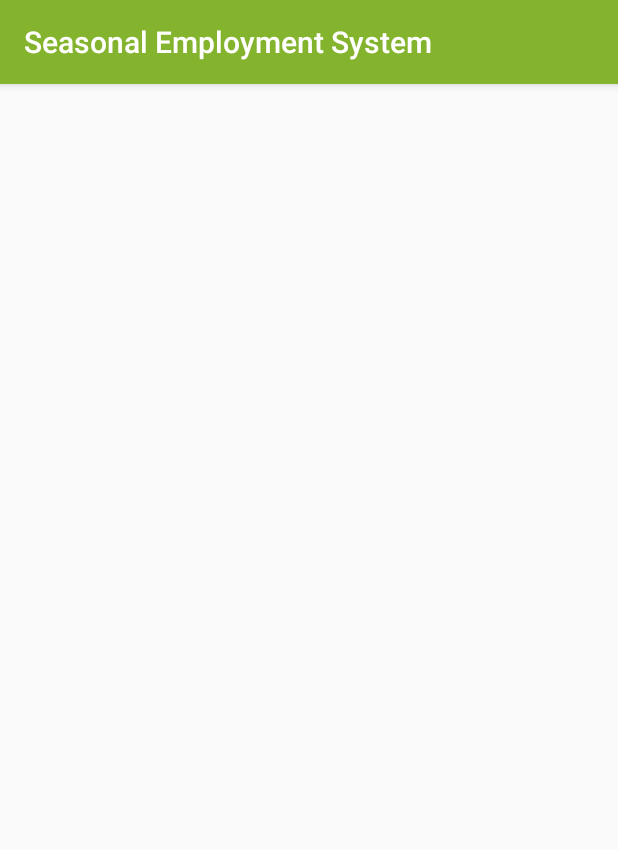
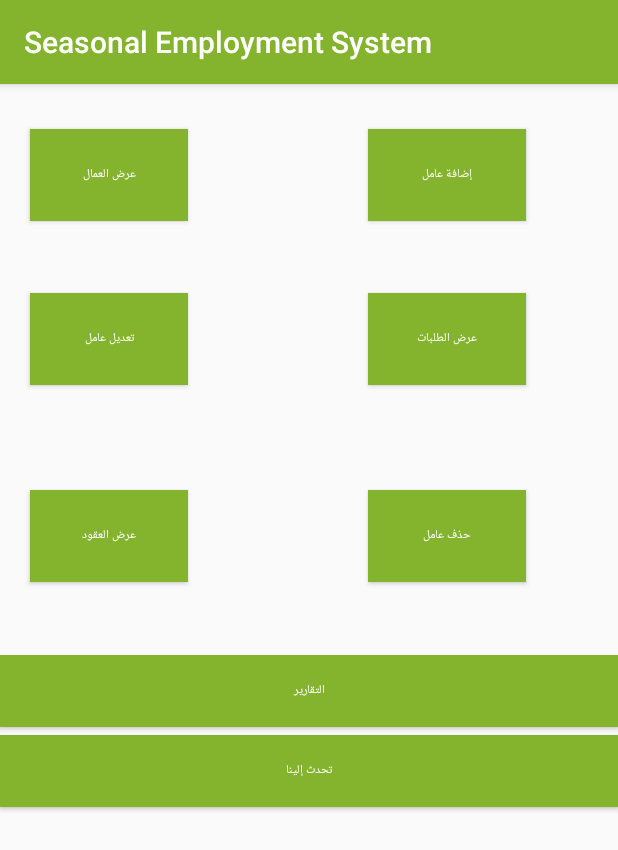
Before and after one commit to azizmeiman/MyApplication, an Android app: the WorkerPosterMain screen opened directly, with no data from a screen before it, on a phone screen of 412 x 824 dp. Shown: the top 850 px of the screen. Run offline under Robolectric (Android 15) with nearby library versions, the phone set to English and light mode, and no system bars.

Commit message:
Some Poster Pages

```diff
--- a/app/src/main/AndroidManifest.xml
+++ b/app/src/main/AndroidManifest.xml
@@ -22,7 +22,8 @@
         <activity android:name=".PosterRegisaration" />
         <activity android:name=".Login" />
         <activity android:name=".ActivityTestForLoginLogout" />
-        <activity android:name=".WorkerPosterMain"></activity>
+        <activity android:name=".WorkerPosterMain" />
+        <activity android:name=".addworker"></activity>
     </application>
 
 </manifest>
--- a/app/src/main/java/com/example/abdulaziz/myapplication/WorkerPosterMain.java
+++ b/app/src/main/java/com/example/abdulaziz/myapplication/WorkerPosterMain.java
@@ -1,7 +1,11 @@
 package com.example.abdulaziz.myapplication;
 
+import android.content.Intent;
 import android.support.v7.app.AppCompatActivity;
 import android.os.Bundle;
+import android.view.View;
+import android.widget.Button;
+import android.widget.ImageButton;
 
 public class WorkerPosterMain extends AppCompatActivity {
 
@@ -9,5 +13,29 @@ public class WorkerPosterMain extends AppCompatActivity {
     protected void onCreate(Bundle savedInstanceState) {
         super.onCreate(savedInstanceState);
         setContentView(R.layout.activity_worker_poster_main);
+
+        final Button ViewWorkerButton = (Button) findViewById(R.id.ViewWorkerBut);
+        final Button AddWorkerButton = (Button) findViewById(R.id.AddWorkerBut);
+        final Button EditWorkerButton = (Button) findViewById(R.id.EditWorkerBut);
+        final Button ViewRequestButton = (Button) findViewById(R.id.ViewRequestBut);
+        final Button ViewContractButton = (Button) findViewById(R.id.ViewContractBut);
+        final Button DeleteWorkerButton = (Button) findViewById(R.id.DeleteWorkerBut);
+        final Button ReportsButton = (Button) findViewById(R.id.ReportsBut);
+        final Button ChatwithAdminButton = (Button) findViewById(R.id.ChatwithAdminBut);
+
+        AddWorkerButton.setOnClickListener(new View.OnClickListener() {
+            @Override
+            public void onClick(View v) {
+                Intent intent = new Intent(WorkerPosterMain.this, addworker.class );
+                startActivity(intent);
+            }
+        });
+
+
+
+
+
+
+
     }
 }
--- a/app/src/main/res/layout/activity_worker_poster_main.xml
+++ b/app/src/main/res/layout/activity_worker_poster_main.xml
@@ -8,4 +8,133 @@
     android:layout_height="match_parent"
     tools:context=".WorkerPosterMain">
 
+
+    <LinearLayout
+        android:layout_width="match_parent"
+        android:layout_height="match_parent"
+        android:orientation="vertical">
+
+        <LinearLayout
+            android:id="@+id/linearLayout"
+            android:layout_width="385dp"
+            android:layout_height="109dp">
+
+            <Button
+                android:id="@+id/ViewWorkerBut"
+                android:layout_width="105dp"
+                android:layout_height="61dp"
+                android:layout_marginLeft="20dp"
+                android:layout_marginTop="30dp"
+                android:background="@color/colorPrimary"
+                android:text="عرض العمال"
+                android:textColor="@color/common_google_signin_btn_text_dark_pressed"
+                android:textSize="@dimen/fab_margin" />
+
+            <Button
+                android:id="@+id/AddWorkerBut"
+                android:layout_width="105dp"
+                android:layout_height="61dp"
+                android:layout_marginLeft="120dp"
+                android:layout_marginTop="30dp"
+                android:background="@color/colorPrimary"
+                android:text="إضافة عامل"
+                android:textColor="@color/common_google_signin_btn_text_dark_pressed"
+                android:textSize="@dimen/fab_margin" />
+        </LinearLayout>
+
+        <LinearLayout
+            android:layout_width="387dp"
+            android:layout_height="151dp"
+            android:orientation="horizontal"
+            tools:layout_editor_absoluteX="1dp"
+            tools:layout_editor_absoluteY="120dp">
+
+            <Button
+                android:id="@+id/EditWorkerBut"
+                android:layout_width="105dp"
+                android:layout_height="61dp"
+                android:layout_marginLeft="20dp"
+                android:layout_marginTop="30dp"
+                android:background="@color/colorPrimary"
+                android:text="تعديل عامل"
+                android:textColor="@color/common_google_signin_btn_text_dark_pressed"
+                android:textSize="@dimen/fab_margin"
+                tools:layout_editor_absoluteX="256dp"
+                tools:layout_editor_absoluteY="160dp" />
+
+            <Button
+                android:id="@+id/ViewRequestBut"
+                android:layout_width="105dp"
+                android:layout_height="61dp"
+                android:layout_marginLeft="120dp"
+                android:layout_marginTop="30dp"
+                android:background="@color/colorPrimary"
+                android:text="عرض الطلبات"
+                android:textColor="@color/common_google_signin_btn_text_dark_pressed"
+                android:textSize="@dimen/fab_margin"
+                tools:layout_editor_absoluteX="27dp"
+                tools:layout_editor_absoluteY="160dp" />
+        </LinearLayout>
+
+        <LinearLayout
+            android:layout_width="393dp"
+            android:layout_height="120dp"
+            android:orientation="horizontal"
+            tools:layout_editor_absoluteX="-9dp">
+
+            <Button
+                android:id="@+id/ViewContractBut"
+                android:layout_width="105dp"
+                android:layout_height="61dp"
+                android:layout_marginLeft="20dp"
+                android:layout_marginTop="10dp"
+                android:background="@color/colorPrimary"
+                android:text="عرض العقود"
+                android:textColor="@color/common_google_signin_btn_text_dark_pressed"
+                android:textSize="@dimen/fab_margin"
+                tools:layout_editor_absoluteX="27dp"
+                tools:layout_editor_absoluteY="61dp" />
+
+            <Button
+                android:id="@+id/DeleteWorkerBut"
+                android:layout_width="105dp"
+                android:layout_height="61dp"
+                android:layout_marginLeft="120dp"
+                android:layout_marginTop="10dp"
+                android:layout_marginRight="0dp"
+                android:background="@color/colorPrimary"
+                android:text="حذف عامل"
+                android:textColor="@color/common_google_signin_btn_text_dark_pressed"
+                android:textSize="@dimen/fab_margin"
+                tools:layout_editor_absoluteX="256dp"
+                tools:layout_editor_absoluteY="61dp" />
+
+        </LinearLayout>
+
+        <LinearLayout
+            android:layout_width="match_parent"
+            android:layout_height="133dp"
+            android:orientation="vertical">
+
+            <Button
+                android:id="@+id/ReportsBut"
+                android:layout_width="match_parent"
+                android:layout_height="wrap_content"
+                android:background="@color/colorPrimary"
+                android:text="التقارير"
+                android:textColor="@color/common_google_signin_btn_text_dark_pressed"
+                android:textSize="@dimen/fab_margin" />
+
+            <Button
+                android:id="@+id/ChatwithAdminBut"
+                android:layout_width="match_parent"
+                android:layout_height="wrap_content"
+                android:layout_marginTop="5dp"
+                android:background="@color/colorPrimary"
+                android:text="تحدث إلينا"
+                android:textColor="@color/common_google_signin_btn_text_dark_pressed"
+                android:textSize="@dimen/fab_margin" />
+        </LinearLayout>
+    </LinearLayout>
+
 </RelativeLayout>
```
Also changed, not shown: app/src/main/java/com/example/abdulaziz/myapplication/DBAccess.java (+9 -2 lines), app/src/main/java/com/example/abdulaziz/myapplication/Login.java (+9 -10 lines), app/src/main/java/com/example/abdulaziz/myapplication/Worker.java (+14 -64 lines), app/src/main/java/com/example/abdulaziz/myapplication/addworker.java (added, +67 -0 lines), app/src/main/res/layout/activity_addworker.xml (added, +96 -0 lines), app/src/main/res/drawable/addworker.jpeg (added), app/src/main/res/drawable/chatwithadmin.jpeg (added), app/src/main/res/drawable/deleteworker.jpeg (added), app/src/main/res/drawable/editworker.jpeg (added), app/src/main/res/drawable/reports.jpeg (added), app/src/main/res/drawable/viewcontract.jpeg (added), app/src/main/res/drawable/viewrequest.jpeg (added), app/src/main/res/drawable/viewworker.png (added).
